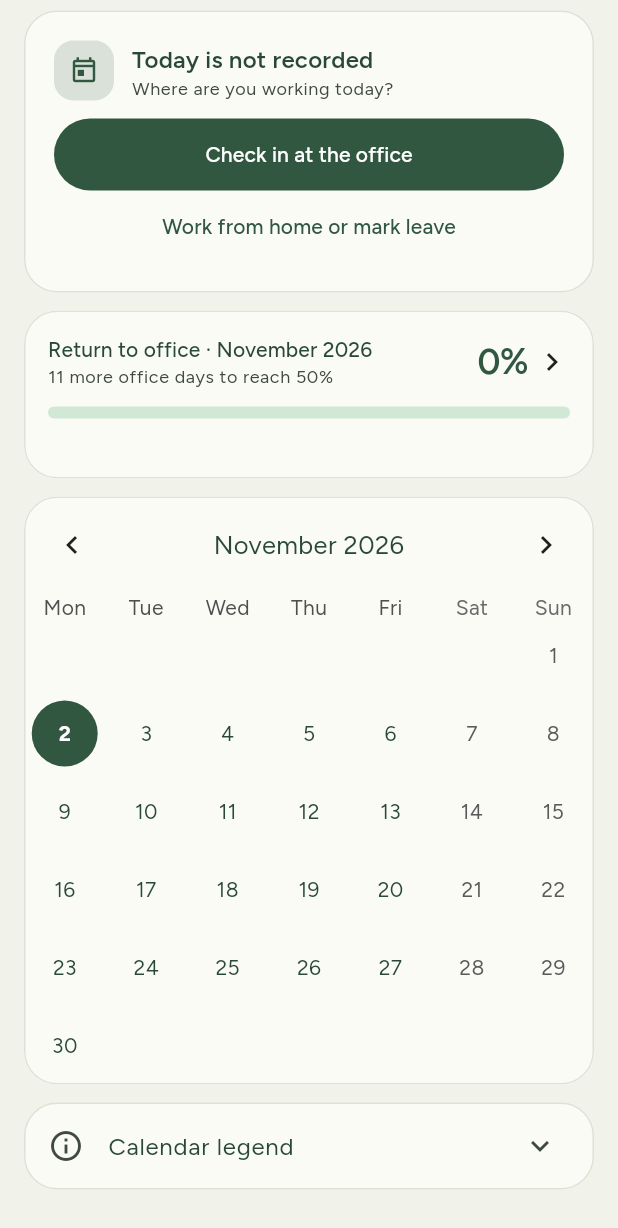
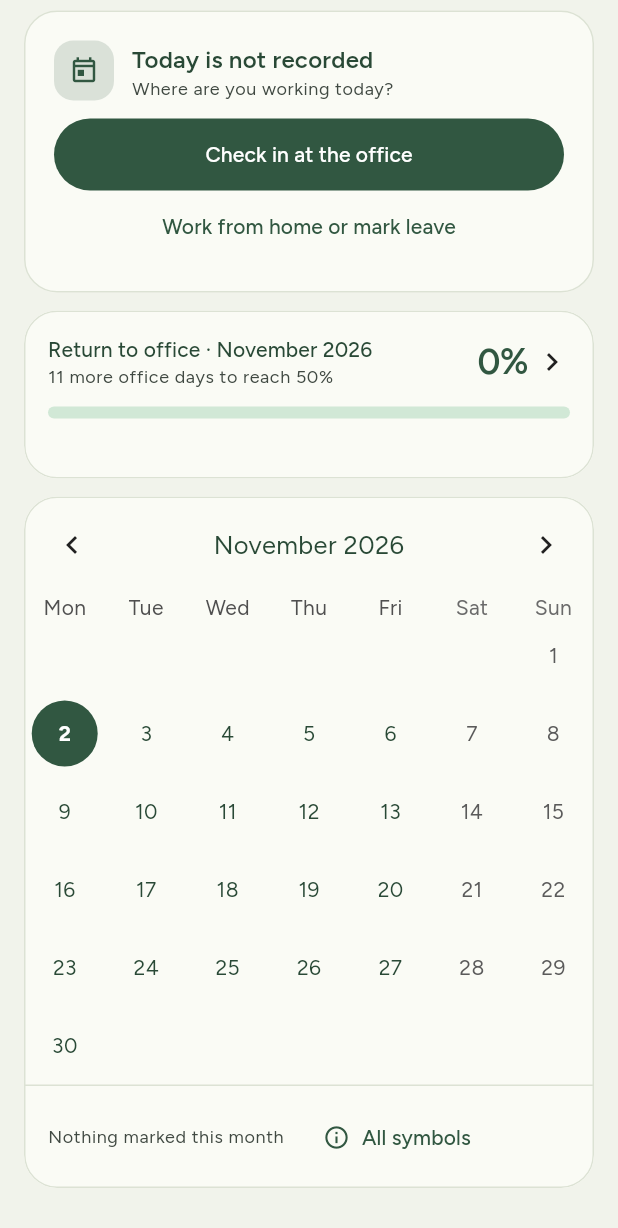
Before and after one commit to ryandam9/attendance-register, a Flutter app: the _Dashboard widget shown alone on an empty page, opened directly with empty values, scrolled down 311 dp, on a phone screen of 412 x 824 dp. Shown: the top 1228 px of the screen. Run offline on Flutter 3.47's test engine with Material 3 defaults, Android fonts, the phone set to English and light mode, and no system bars; drawn by our look-alikes of table_calendar; our stand-ins replace flutter_local_notifications, flutter_riverpod, geocoding, geolocator, native_geofence, permission_handler and 3 more; missing offline and left inert: excel, file_selector; accounts and stored records are empty.

Commit message:
Replace the calendar legend with a month key
The legend was a collapsed panel below the calendar, listed all seven
statuses, and drew office days differently from the calendar. Show a key
inside the calendar card instead: only the statuses used in the focused
month, each with its count and the same symbol the calendar draws. "All
symbols" opens a sheet with every status and today's markers.

The phone now uses the shared calendar card too, and the calendar swipe
test now actually lands on the calendar.

Co-Authored-By: Claude Opus 5.5 <noreply@anthropic.com>

```diff
--- a/lib/screens/home_screen.dart
+++ b/lib/screens/home_screen.dart
@@ -297,31 +297,11 @@ class _Dashboard extends ConsumerWidget {
     required this.onCheckIn,
   });
 
-  static final _dayKeyFmt = DateFormat('yyyy-MM-dd');
-
   @override
   Widget build(BuildContext context, WidgetRef ref) {
     final ap = ref.watch(attendanceProvider);
-    final sp = ref.watch(specialDayProvider);
     final settings = ref.watch(settingsProvider);
     final focusedDay = ref.watch(calendarFocusProvider);
-
-    // O(1) status lookup per calendar cell. Attendance wins over a special day
-    // (matching the precedence used everywhere else).
-    final attendedKeys = ap.attendanceDateKeys;
-    final specialTypes = sp.typeByDate;
-    DayStatus? statusFor(DateTime day) {
-      final key = _dayKeyFmt.format(day);
-      if (attendedKeys.contains(key)) return DayStatus.attended;
-      return specialTypes[key]?.dayStatus;
-    }
-
-    Widget? dayCell(DateTime day, {required bool isToday}) {
-      final status = statusFor(day);
-      // No marker and not today → let table_calendar draw its default number.
-      if (!isToday && status == null) return null;
-      return _DayCell(day: day, status: status, isToday: isToday);
-    }
 
     // Home shows the return-to-office gauge for the focused month.
     final monthPeriod = ReportPeriod(
@@ -434,48 +414,14 @@ class _Dashboard extends ConsumerWidget {
           ),
 
           // Calendar — the home page leads with the month, statuses shown as
-          // icons/markers inside each day cell (Monday-first week).
-          Card(
-            margin: const EdgeInsets.fromLTRB(16, 12, 16, 0),
-            clipBehavior: Clip.antiAlias,
-            child: TableCalendar(
-              firstDay: DateTime(2020),
-              lastDay: DateTime(DateTime.now().year + 5, 12, 31),
-              focusedDay: focusedDay,
-              // Always the full month: vertical swipes would otherwise
-              // shrink it to two weeks or one week.
-              calendarFormat: CalendarFormat.month,
-              availableGestures: AvailableGestures.horizontalSwipe,
-              startingDayOfWeek: StartingDayOfWeek.monday,
-              // A fixed six-row grid prevents the content below the calendar
-              // jumping when moving between four-, five- and six-week months.
-              sixWeekMonthsEnforced: true,
+          // icons/markers inside each day cell (Monday-first week), with this
+          // month's key underneath.
+          Padding(
+            padding: const EdgeInsets.fromLTRB(16, 12, 16, 0),
+            child: _CalendarCard(
               onPageChanged: onPageChanged,
-              selectedDayPredicate: (_) => false,
-              // Future days are tappable too: leave that is already booked
-              // (and planned office days) can be recorded before the fact.
-              onDaySelected: (selectedDay, _) => onDayTapped(selectedDay),
-              calendarBuilders: CalendarBuilders(
-                defaultBuilder: (context, day, _) =>
-                    dayCell(day, isToday: false),
-                todayBuilder: (context, day, _) => dayCell(day, isToday: true),
+              onDayTapped: onDayTapped,
             ),
-              // Only this month's dates; neighbouring months' days are blank.
-              calendarStyle: const CalendarStyle(outsideDaysVisible: false),
-              headerStyle: const HeaderStyle(
-                formatButtonVisible: false,
-                titleCentered: true,
-              ),
-            ),
-          ),
-
-          const SizedBox(height: 12),
-
-          // Status legend in its own card so colours/icons never need to be
-          // memorised (accessibility: icon + label + colour).
-          const Padding(
-            padding: EdgeInsets.symmetric(horizontal: 16),
-            child: _LegendCard(collapsible: true),
           ),
         ],
       ),
@@ -727,13 +673,8 @@ class _DayCell extends StatelessWidget {
     // The marker for a given status (no "today" treatment).
     Widget markerFor(DayStatus st) {
       if (st == DayStatus.attended) {
-        // The attended green is dark in light mode but a light lime in dark
-        // mode, so pick the number colour that stays readable on it.
         final bg = st.colorIn(context);
-        final fg = ThemeData.estimateBrightnessForColor(bg) == Brightness.dark
-            ? Colors.white
-            : const Color(0xFF1B2A12);
-        return filled(bg, fg);
+        return filled(bg, _numberColorOn(bg));
       }
       // Sick / leave / WFH / holiday / misc — show the status icon.
       return Center(child: Icon(st.icon, color: st.colorIn(context), size: 22));
@@ -769,63 +710,191 @@ class _DayCell extends StatelessWidget {
   }
 }
 
-// ── Calendar legend ───────────────────────────────────────────────────────────
+// ── Calendar key ──────────────────────────────────────────────────────────────
 
-class _LegendCard extends StatelessWidget {
-  final bool collapsible;
-  const _LegendCard({this.collapsible = false});
+/// The number colour that stays readable on a filled day circle: the attended
+/// green is dark in light mode but a light lime in dark mode.
+Color _numberColorOn(Color fill) =>
+    ThemeData.estimateBrightnessForColor(fill) == Brightness.dark
+    ? Colors.white
+    : const Color(0xFF1B2A12);
+
+/// A small copy of how [status] looks in the calendar, so the key matches the
+/// grid exactly. With no status it shows today's circle; with [ring] it shows
+/// the ring that marks today once it's recorded.
+class _StatusSwatch extends StatelessWidget {
+  final DayStatus? status;
+  final bool ring;
+  const _StatusSwatch(this.status, {this.ring = false});
+
+  static const size = 24.0;
 
   @override
   Widget build(BuildContext context) {
-    final legend = Padding(
-      padding: const EdgeInsets.symmetric(horizontal: 16, vertical: 12),
-      child: Wrap(
-        spacing: 16,
-        runSpacing: 10,
-        children: [
-          for (final s in DayStatus.values)
-            _LegendItem(
-              icon: s.icon,
-              color: s.colorIn(context),
-              label: s.label,
+    final cs = Theme.of(context).colorScheme;
+    final s = status;
+    Widget circle(Color fill) => Container(
+      decoration: BoxDecoration(color: fill, shape: BoxShape.circle),
+      alignment: Alignment.center,
+      child: Text(
+        '8',
+        textScaler: TextScaler.noScaling,
+        style: TextStyle(
+          color: _numberColorOn(fill),
+          fontWeight: FontWeight.bold,
+          fontSize: 11,
         ),
-        ],
       ),
     );
-    return Card(
-      margin: EdgeInsets.zero,
-      child: collapsible
-          ? ExpansionTile(
-              leading: const Icon(Icons.info_outline),
-              title: const Text('Calendar legend'),
-              children: [legend],
-            )
-          : legend,
+    final Widget mark;
+    if (ring) {
+      mark = Container(
+        decoration: BoxDecoration(
+          shape: BoxShape.circle,
+          border: Border.all(color: cs.primary, width: 2),
+        ),
+      );
+    } else if (s == null) {
+      mark = Container(
+        decoration: BoxDecoration(color: cs.primary, shape: BoxShape.circle),
+      );
+    } else if (s == DayStatus.attended) {
+      mark = circle(s.colorIn(context));
+    } else {
+      mark = Icon(s.icon, color: s.colorIn(context), size: 20);
+    }
+    return SizedBox.square(
+      dimension: size,
+      child: Center(child: mark),
     );
   }
 }
 
-class _LegendItem extends StatelessWidget {
-  final IconData icon;
-  final Color color;
-  final String label;
-  const _LegendItem({
-    required this.icon,
-    required this.color,
-    required this.label,
-  });
+/// The key under the calendar: only the statuses used in the focused month,
+/// each with its count, plus a link to the full list of symbols.
+class _MonthKey extends ConsumerWidget {
+  const _MonthKey();
+
+  static final _dayKeyFmt = DateFormat('yyyy-MM-dd');
 
   @override
-  Widget build(BuildContext context) {
-    return Row(
+  Widget build(BuildContext context, WidgetRef ref) {
+    final focused = ref.watch(calendarFocusProvider);
+    final attended = ref.watch(attendanceProvider).attendanceDateKeys;
+    final special = ref.watch(specialDayProvider).typeByDate;
+    final text = Theme.of(context).textTheme;
+    final cs = Theme.of(context).colorScheme;
+
+    // Attendance wins over a special day, as in the calendar itself.
+    final counts = <DayStatus, int>{};
+    final days = DateTime(focused.year, focused.month + 1, 0).day;
+    for (var d = 1; d <= days; d++) {
+      final key = _dayKeyFmt.format(DateTime(focused.year, focused.month, d));
+      final status = attended.contains(key)
+          ? DayStatus.attended
+          : special[key]?.dayStatus;
+      if (status != null) counts[status] = (counts[status] ?? 0) + 1;
+    }
+
+    return Padding(
+      padding: const EdgeInsets.fromLTRB(16, 10, 8, 10),
+      child: LayoutBuilder(
+        builder: (context, constraints) => Wrap(
+          spacing: 14,
+          runSpacing: 6,
+          crossAxisAlignment: WrapCrossAlignment.center,
+          children: [
+            if (counts.isEmpty)
+              Text(
+                'Nothing marked this month',
+                style: text.bodySmall?.copyWith(color: cs.onSurfaceVariant),
+              ),
+            // Listed in the usual status order, not by count, so each status
+            // keeps its place from month to month.
+            for (final s in DayStatus.values)
+              if (counts[s] case final n?)
+                Semantics(
+                  label: '${s.label}: $n ${n == 1 ? 'day' : 'days'}',
+                  excludeSemantics: true,
+                  // Long labels wrap rather than overflow on narrow screens.
+                  child: ConstrainedBox(
+                    constraints: BoxConstraints(maxWidth: constraints.maxWidth),
+                    child: Row(
                       mainAxisSize: MainAxisSize.min,
                       children: [
-        Icon(icon, size: 16, color: color),
+                        _StatusSwatch(s),
                         const SizedBox(width: 6),
-        Text(label, style: Theme.of(context).textTheme.bodySmall),
+                        Flexible(child: Text(s.label, style: text.bodySmall)),
+                        const SizedBox(width: 4),
+                        Text(
+                          '$n',
+                          style: text.bodySmall?.copyWith(
+                            fontWeight: FontWeight.w700,
+                          ),
+                        ),
                       ],
+                    ),
+                  ),
+                ),
+            TextButton.icon(
+              onPressed: () => _showAllSymbols(context),
+              icon: const Icon(Icons.info_outline, size: 18),
+              label: const Text('All symbols'),
+            ),
+          ],
+        ),
+      ),
     );
   }
+}
+
+/// Every symbol the calendar can show, with what it means.
+void _showAllSymbols(BuildContext context) {
+  showModalBottomSheet<void>(
+    context: context,
+    showDragHandle: true,
+    isScrollControlled: true,
+    builder: (context) {
+      final text = Theme.of(context).textTheme;
+      final cs = Theme.of(context).colorScheme;
+      Widget row(Widget swatch, String title, String subtitle) => ListTile(
+        leading: swatch,
+        title: Text(title),
+        subtitle: Text(subtitle),
+        minLeadingWidth: _StatusSwatch.size,
+      );
+      return SafeArea(
+        child: ConstrainedBox(
+          constraints: BoxConstraints(
+            maxHeight: MediaQuery.sizeOf(context).height * 0.85,
+          ),
+          child: ListView(
+            shrinkWrap: true,
+            padding: const EdgeInsets.only(bottom: 16),
+            children: [
+              Padding(
+                padding: const EdgeInsets.fromLTRB(16, 0, 16, 8),
+                child: Text('Calendar symbols', style: text.titleLarge),
+              ),
+              for (final s in DayStatus.values)
+                row(_StatusSwatch(s), s.label, s.description),
+              Divider(indent: 16, endIndent: 16, color: cs.outlineVariant),
+              row(
+                const _StatusSwatch(null),
+                'Today',
+                'Today, before anything is recorded',
+              ),
+              row(
+                const _StatusSwatch(null, ring: true),
+                'Today, recorded',
+                'A ring around today\'s symbol',
+              ),
+            ],
+          ),
+        ),
+      );
+    },
+  );
 }
 
 // ── Shared month calendar ─────────────────────────────────────────────────────
@@ -863,7 +932,10 @@ class _CalendarCard extends ConsumerWidget {
     return Card(
       margin: EdgeInsets.zero,
       clipBehavior: Clip.antiAlias,
-      child: TableCalendar(
+      child: Column(
+        crossAxisAlignment: CrossAxisAlignment.stretch,
+        children: [
+          TableCalendar(
             firstDay: DateTime(2020),
             lastDay: DateTime(DateTime.now().year + 5, 12, 31),
             focusedDay: focusedDay,
@@ -884,6 +956,13 @@ class _CalendarCard extends ConsumerWidget {
               formatButtonVisible: false,
               titleCentered: true,
             ),
+          ),
+          Divider(
+            height: 1,
+            color: Theme.of(context).colorScheme.outlineVariant,
+          ),
+          const _MonthKey(),
+        ],
       ),
     );
   }
@@ -994,8 +1073,6 @@ class _DesktopDashboardState extends ConsumerState<_DesktopDashboard> {
                       const SizedBox(height: 16),
                       calendar,
                       const SizedBox(height: 16),
-                      const _LegendCard(),
-                      const SizedBox(height: 16),
                       _dayDetailCard(context),
                     ],
                   );
@@ -1015,8 +1092,6 @@ class _DesktopDashboardState extends ConsumerState<_DesktopDashboard> {
                           ),
                           const SizedBox(height: 20),
                           calendar,
-                          const SizedBox(height: 16),
-                          const _LegendCard(),
                         ],
                       ),
                     ),
```
Also changed, not shown: 1 other file. Lines whose indentation alone changed are shown as unchanged.
